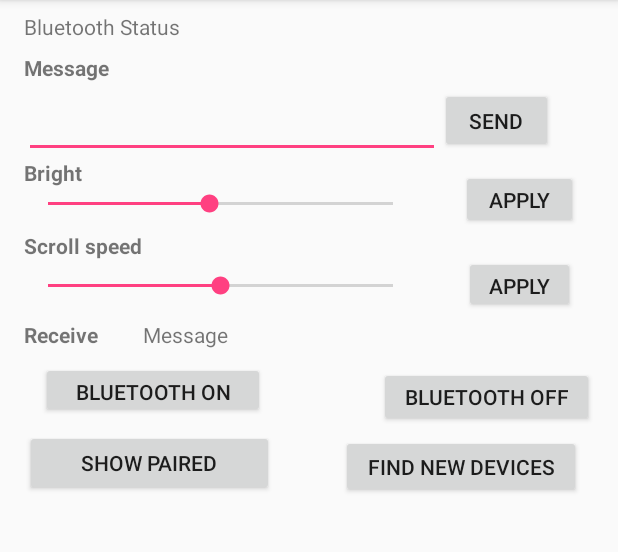
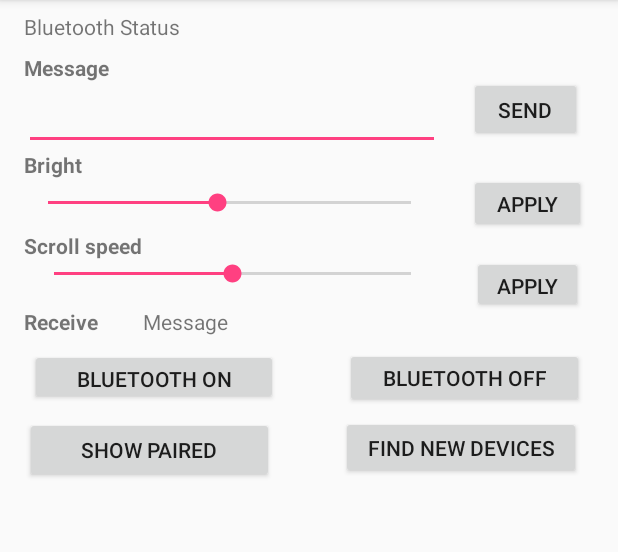
Before and after one commit to fopmania/Android, an Android app: the screen it shows after launch (MainActivity), on a phone screen of 412 x 824 dp, the part 84-636 px from its top. Run offline under Robolectric (Android 15) with nearby library versions, the phone set to English and light mode, and no system bars.

Commit message:
no message

```diff
--- a/Max7219Control/app/src/main/java/com/fopman/mac/max7219control/MainActivity.java
+++ b/Max7219Control/app/src/main/java/com/fopman/mac/max7219control/MainActivity.java
@@ -24,6 +24,7 @@ import java.io.IOException;
 import java.io.InputStream;
 import java.io.OutputStream;
 import java.io.UnsupportedEncodingException;
+import java.util.Arrays;
 import java.util.Set;
 import java.util.UUID;
 
@@ -36,18 +37,24 @@ public class MainActivity extends AppCompatActivity {
     private BluetoothSocket  BTSocket = null;
     private Set<BluetoothDevice> PairedDevices;
     private ArrayAdapter<String> BTArrayAdapter;
-    private ListView lvDevices;
 
     private SeekBar sbBright;
     private SeekBar sbSpeed;
     private TextView txtMessage;
 
-    Button btScan;
-    Button btOff;
-    Button btOn;
-    Button btPaired;
-    Button btFind;
+
+    Button btMsg;
+    Button btSpeed;
+    Button btBright;
+
+
     ListView lvBluetooth;
+
+    byte cmd_text = '\1';
+    byte cmd_speed = '\2';
+    byte cmd_bright = '\3';
+
+    byte[] bufMsg = new byte [512];
 
     private Handler hMain;
     private ConnectedThread thConnect;
@@ -68,6 +75,10 @@ public class MainActivity extends AppCompatActivity {
         txtMessage = (TextView)findViewById(R.id.txtMessage);
         sbBright = (SeekBar)findViewById(R.id.sbBright);
         sbSpeed = (SeekBar)findViewById(R.id.sbSpeed);
+
+        btMsg = (Button)findViewById(R.id.btnSend) ;
+        btBright = (Button)findViewById(R.id.btBright) ;
+        btSpeed = (Button)findViewById(R.id.btSpeed) ;
 
         BTArrayAdapter = new ArrayAdapter<String>(this, android.R.layout.simple_list_item_1);
         BTAdapter = BluetoothAdapter.getDefaultAdapter();
@@ -111,19 +122,21 @@ public class MainActivity extends AppCompatActivity {
 
     public void onClickSend(View view) {
         if(thConnect != null){
-            thConnect.write("1" + txtMessage.getText());
+            thConnect.write(cmd_text, txtMessage.getText().toString());
         }
     }
 
     public void onClickBright(View view) {
         if(thConnect != null){
-            thConnect.write("3" + sbBright.getProgress() );
+            bufMsg[0] = cmd_bright;
+            thConnect.write(cmd_bright, Integer.toString(sbBright.getProgress()));
         }
     }
 
     public void onClickSpeed(View view) {
         if(thConnect != null){
-            thConnect.write("2" + sbSpeed.getProgress() );
+            bufMsg[0] = cmd_speed;
+            thConnect.write(cmd_speed, Integer.toString(sbSpeed.getProgress()));
         }
     }
 
@@ -293,11 +306,33 @@ public class MainActivity extends AppCompatActivity {
         }
 
         /* Call this from the main activity to send data to the remote device */
-        public void write(String input) {
-            byte[] bytes = input.getBytes();           //converts entered String into bytes
+        public void write(byte cmd, String Msg) {
+            byte [] data = Msg.getBytes();
+            for(int i = 0; i < data.length; i++){
+                bufMsg[i+1] = data[i];
+            }
             try {
-                mmOutStream.write(bytes);
+                mmOutStream.write(bufMsg);
             } catch (IOException e) { }
+
+            Toast.makeText(getApplicationContext(), "send "+ Msg, Toast.LENGTH_LONG ).show();
+
+            delayButtons();
+        }
+
+        public void delayButtons(){
+            btMsg.setEnabled(false);
+            btBright.setEnabled(false);
+            btSpeed.setEnabled(false);
+            Handler handler = new Handler();
+            handler.postDelayed(new Runnable() {
+                @Override
+                public void run() {
+                    btMsg.setEnabled(true);
+                    btBright.setEnabled(true);
+                    btSpeed.setEnabled(true);
+                }
+            }, 4000);
         }
 
         /* Call this from the main activity to shutdown the connection */
--- a/Max7219Control/app/src/main/res/layout/activity_main.xml
+++ b/Max7219Control/app/src/main/res/layout/activity_main.xml
@@ -36,12 +36,12 @@
         android:id="@+id/txtStatus"
         android:layout_width="wrap_content"
         android:layout_height="wrap_content"
+        android:layout_marginLeft="16dp"
         android:layout_marginStart="16dp"
         android:layout_marginTop="8dp"
         android:text="Bluetooth Status"
-        app:layout_constraintTop_toTopOf="parent"
-        android:layout_marginLeft="16dp"
-        app:layout_constraintLeft_toLeftOf="parent" />
+        app:layout_constraintLeft_toLeftOf="parent"
+        app:layout_constraintTop_toTopOf="parent" />
 
     <TextView
         android:id="@+id/textView"
@@ -59,11 +59,10 @@
         android:id="@+id/txtMessage"
         android:layout_width="277dp"
         android:layout_height="45dp"
-        android:layout_marginLeft="10dp"
-        android:layout_marginStart="16dp"
-        android:layout_marginTop="5dp"
+        android:layout_marginLeft="16dp"
         android:ems="10"
         android:inputType="textPersonName"
+        android:maxLength="510"
         app:layout_constraintLeft_toLeftOf="parent"
         app:layout_constraintTop_toBottomOf="@+id/textView" />
 
@@ -71,15 +70,15 @@
         android:id="@+id/btnSend"
         android:layout_width="75dp"
         android:layout_height="43dp"
-        android:layout_marginLeft="0dp"
-        android:layout_marginRight="8dp"
-        android:layout_marginTop="4dp"
+        android:layout_marginEnd="16dp"
+        android:layout_marginStart="8dp"
+        android:layout_marginTop="24dp"
         android:onClick="onClickSend"
         android:text="SEND"
-        app:layout_constraintHorizontal_bias="0.0"
-        app:layout_constraintLeft_toRightOf="@+id/txtMessage"
-        app:layout_constraintRight_toRightOf="parent"
-        app:layout_constraintTop_toBottomOf="@+id/textView"
+        app:layout_constraintEnd_toEndOf="parent"
+        app:layout_constraintHorizontal_bias="0.578"
+        app:layout_constraintStart_toEndOf="@+id/txtMessage"
+        app:layout_constraintTop_toBottomOf="@+id/txtStatus"
         tools:ignore="MissingConstraints" />
 
     <TextView
@@ -96,11 +95,10 @@
 
     <SeekBar
         android:id="@+id/sbBright"
-        android:layout_width="262dp"
-        android:layout_height="22dp"
+        android:layout_width="274dp"
+        android:layout_height="23dp"
         android:layout_marginLeft="16dp"
-        android:layout_marginStart="16dp"
-        android:layout_marginTop="0dp"
+        android:layout_marginTop="4dp"
         android:max="15"
         android:progress="7"
         app:layout_constraintLeft_toLeftOf="parent"
@@ -110,16 +108,16 @@
         android:id="@+id/btBright"
         android:layout_width="78dp"
         android:layout_height="39dp"
+        android:layout_marginLeft="8dp"
         android:layout_marginRight="8dp"
-        android:layout_marginTop="8dp"
+        android:layout_marginTop="16dp"
         android:onClick="onClickBright"
         android:text="Apply"
+        app:layout_constraintHorizontal_bias="0.518"
+        app:layout_constraintLeft_toRightOf="@+id/sbBright"
         app:layout_constraintRight_toRightOf="parent"
         app:layout_constraintTop_toBottomOf="@+id/txtMessage"
-        tools:ignore="MissingConstraints"
-        app:layout_constraintLeft_toRightOf="@+id/sbBright"
-        android:layout_marginLeft="8dp"
-        app:layout_constraintHorizontal_bias="0.538" />
+        tools:ignore="MissingConstraints" />
 
     <TextView
         android:id="@+id/textView3"
@@ -135,10 +133,9 @@
 
     <SeekBar
         android:id="@+id/sbSpeed"
-        android:layout_width="262dp"
-        android:layout_height="19dp"
-        android:layout_marginLeft="16dp"
-        android:layout_marginTop="7dp"
+        android:layout_width="270dp"
+        android:layout_height="0dp"
+        android:layout_marginLeft="20dp"
         android:max="100"
         android:progress="50"
         app:layout_constraintLeft_toLeftOf="parent"
@@ -161,30 +158,27 @@
 
     <Button
         android:id="@+id/btBlueOn"
-        android:layout_width="149dp"
+        android:layout_width="165dp"
         android:layout_height="37dp"
+        android:layout_marginLeft="20dp"
+        android:layout_marginTop="8dp"
+        android:onClick="onClickBluetoothOn"
         android:text="BLUETOOTH ON"
-        android:onClick="onClickBluetoothOn"
-        android:layout_marginStart="27dp"
-        android:layout_marginLeft="27dp"
         app:layout_constraintLeft_toLeftOf="parent"
-        android:layout_marginTop="8dp"
         app:layout_constraintTop_toBottomOf="@+id/textView5" />
 
     <Button
         android:id="@+id/btBlueOff"
-        android:layout_width="143dp"
+        android:layout_width="159dp"
         android:layout_height="40dp"
-        android:layout_marginEnd="8dp"
         android:layout_marginLeft="8dp"
         android:layout_marginRight="8dp"
-        android:layout_marginStart="35dp"
+        android:layout_marginTop="4dp"
         android:onClick="onClickBluetoothOff"
         android:text="BLUETOOTH OFF"
+        app:layout_constraintHorizontal_bias="0.714"
         app:layout_constraintLeft_toRightOf="@+id/btBlueOn"
         app:layout_constraintRight_toRightOf="parent"
-        app:layout_constraintHorizontal_bias="0.836"
-        android:layout_marginTop="8dp"
         app:layout_constraintTop_toBottomOf="@+id/txtReceive" />
 
     <Button
@@ -206,30 +200,29 @@
         android:id="@+id/btFind"
         android:layout_width="160dp"
         android:layout_height="42dp"
+        android:layout_marginLeft="8dp"
+        android:layout_marginRight="8dp"
         android:layout_marginTop="5dp"
         android:onClick="onClickBluetoothFind"
         android:text="FIND NEW DEVICES"
+        app:layout_constraintHorizontal_bias="0.692"
+        app:layout_constraintLeft_toRightOf="@+id/btPaired"
+        app:layout_constraintRight_toRightOf="parent"
         app:layout_constraintTop_toBottomOf="@+id/btBlueOff"
-        tools:ignore="MissingConstraints"
-        android:layout_marginRight="8dp"
-        app:layout_constraintRight_toRightOf="parent"
-        android:layout_marginLeft="8dp"
-        app:layout_constraintHorizontal_bias="0.692"
-        app:layout_constraintLeft_toRightOf="@+id/btPaired" />
+        tools:ignore="MissingConstraints" />
 
     <ListView
         android:id="@+id/lvBluetooth"
-        android:layout_width="357dp"
-        android:layout_height="187dp"
+        android:layout_width="389dp"
+        android:layout_height="226dp"
         android:layout_marginBottom="8dp"
         android:layout_marginLeft="8dp"
         android:layout_marginRight="8dp"
-        android:layout_marginTop="0dp"
         app:layout_constraintBottom_toBottomOf="parent"
-        app:layout_constraintHorizontal_bias="0.545"
+        app:layout_constraintHorizontal_bias="0.21"
         app:layout_constraintLeft_toLeftOf="parent"
         app:layout_constraintRight_toRightOf="parent"
         app:layout_constraintTop_toBottomOf="@+id/btFind"
-        app:layout_constraintVertical_bias="0.0" />
+        app:layout_constraintVertical_bias="0.163" />
 
 </android.support.constraint.ConstraintLayout>
--- a/Max7219Control/build.gradle
+++ b/Max7219Control/build.gradle
@@ -5,7 +5,7 @@ buildscript {
         jcenter()
     }
     dependencies {
-        classpath 'com.android.tools.build:gradle:2.3.3'
+        classpath 'com.android.tools.build:gradle:3.0.1'
 
         // NOTE: Do not place your application dependencies here; they belong
         // in the individual module build.gradle files
```
Also changed, not shown: Max7219Control/gradle/wrapper/gradle-wrapper.properties.
